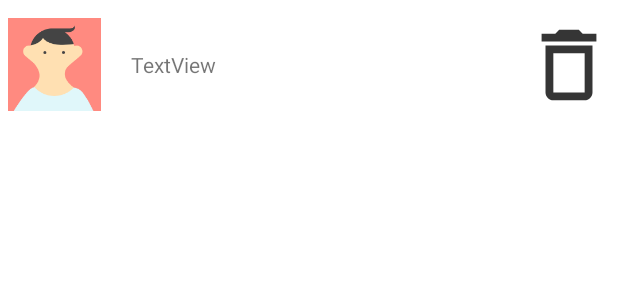
After one commit to VStalker23/HackerUApp, an Android app: the layout persons_layout.xml on its own in the app's theme, with its tools: preview values and no code run, on a phone screen of 412 x 824 dp. The commit adds this screen. Shown: the top 300 px of the screen. Run offline under Robolectric (Android 15) with nearby library versions, the phone set to English and light mode, and no system bars.

Commit message:
all files to git hw_lesson1-2

```diff
--- a/app/src/main/java/com/vladimirorlov/hackeruapp/Person.kt
+++ b/app/src/main/java/com/vladimirorlov/hackeruapp/Person.kt
@@ -1,4 +1,4 @@
 package com.vladimirorlov.hackeruapp
 
-class Person {
-}
+//data class Item(val name: String, val image: Int)
+data class Person(val name:String,val image:Int)
--- /dev/null
+++ b/app/src/main/res/drawable/avatar1_foreground.xml
@@ -0,0 +1,43 @@
+<!--
+  ~ Copyright 2015 Google Inc. All Rights Reserved.
+  ~
+  ~ Licensed under the Apache License, Version 2.0 (the "License");
+  ~ you may not use this file except in compliance with the License.
+  ~ You may obtain a copy of the License at
+  ~
+  ~      http://www.apache.org/licenses/LICENSE-2.0
+  ~
+  ~ Unless required by applicable law or agreed to in writing, software
+  ~ distributed under the License is distributed on an "AS IS" BASIS,
+  ~ WITHOUT WARRANTIES OR CONDITIONS OF ANY KIND, either express or implied.
+  ~ See the License for the specific language governing permissions and
+  ~ limitations under the License.
+  -->
+
+<vector xmlns:android="http://schemas.android.com/apk/res/android"
+    android:width="108dp"
+    android:height="108dp"
+    android:viewportWidth="108"
+    android:viewportHeight="108">
+    <group android:scaleX="0.84375"
+        android:scaleY="0.84375">
+        <path
+            android:fillColor="#FF8A80"
+            android:pathData="M0 0h128v128h-128z" />
+        <path
+            android:fillColor="#FFE0B2"
+            android:pathData="M36.3 94.8c6.4 7.3 16.2 12.1 27.3 12.4 10.7,-.3 20.3,-4.7 26.7,-11.6l.2.1c-17,-13.3,-12.9,-23.4,-8.5,-28.6 1.3,-1.2 2.8,-2.5 4.4,-3.9l13.1,-11c1.5,-1.2 2.6,-3 2.9,-5.1.6,-4.4,-2.5,-8.4,-6.9,-9.1,-1.5,-.2,-3 0,-4.3.6,-.3,-1.3,-.4,-2.7,-1.6,-3.5,-1.4,-.9,-2.8,-1.7,-4.2,-2.5,-7.1,-3.9,-14.9,-6.6,-23,-7.9,-5.4,-.9,-11,-1.2,-16.1.7,-3.3 1.2,-6.1 3.2,-8.7 5.6,-1.3 1.2,-2.5 2.4,-3.7 3.7l-1.8 1.9c-.3.3,-.5.6,-.8.8,-.1.1,-.2 0,-.4.2.1.2.1.5.1.6,-1,-.3,-2.1,-.4,-3.2,-.2,-4.4.6,-7.5 4.7,-6.9 9.1.3 2.1 1.3 3.8 2.8 5.1l11 9.3c1.8 1.5 3.3 3.8 4.6 5.7 1.5 2.3 2.8 4.9 3.5 7.6 1.7 6.8,-.8 13.4,-5.4 18.4,-.5.6,-1.1 1,-1.4 1.7,-.2.6,-.4 1.3,-.6 2,-.4 1.5,-.5 3.1,-.3 4.6.4 3.1 1.8 6.1 4.1 8.2 3.3 3 8 4 12.4 4.5 5.2.6 10.5.7 15.7.2 4.5,-.4 9.1,-1.2 13,-3.4 5.6,-3.1 9.6,-8.9 10.5,-15.2m-14.4,-49.8c.9 0 1.6.7 1.6 1.6 0 .9,-.7 1.6,-1.6 1.6,-.9 0,-1.6,-.7,-1.6,-1.6,-.1,-.9.7,-1.6 1.6,-1.6zm-25.7 0c.9 0 1.6.7 1.6 1.6 0 .9,-.7 1.6,-1.6 1.6,-.9 0,-1.6,-.7,-1.6,-1.6,-.1,-.9.7,-1.6 1.6,-1.6z" />
+        <path
+            android:fillColor="#E0F7FA"
+            android:pathData="M105.3 106.1c-.9,-1.3,-1.3,-1.9,-1.3,-1.9l-.2,-.3c-.6,-.9,-1.2,-1.7,-1.9,-2.4,-3.2,-3.5,-7.3,-5.4,-11.4,-5.7 0 0 .1 0 .1.1l-.2,-.1c-6.4 6.9,-16 11.3,-26.7 11.6,-11.2,-.3,-21.1,-5.1,-27.5,-12.6,-.1.2,-.2.4,-.2.5,-3.1.9,-6 2.7,-8.4 5.4l-.2.2s-.5.6,-1.5 1.7c-.9 1.1,-2.2 2.6,-3.7 4.5,-3.1 3.9,-7.2 9.5,-11.7 16.6,-.9 1.4,-1.7 2.8,-2.6 4.3h109.6c-3.4,-7.1,-6.5,-12.8,-8.9,-16.9,-1.5,-2.2,-2.6,-3.8,-3.3,-5z" />
+        <path
+            android:fillColor="#444"
+            android:pathData="M76.3,47.5 m-2.0, 0 a 2.0,2.0 0 1,1 4.0,0 a2.0,2.0 0 1,1 -4.0,0" />
+        <path
+            android:fillColor="#444"
+            android:pathData="M50.7,47.6 m-2.0, 0 a 2.0,2.0 0 1,1 4.0,0 a2.0,2.0 0 1,1 -4.0,0" />
+        <path
+            android:fillColor="#444"
+            android:pathData="M48.1 27.4c4.5 5.9 15.5 12.1 42.4 8.4,-2.2,-6.9,-6.8,-12.6,-12.6,-16.4 17.2 1.5 14.1,-9.4 14.1,-9.4,-1.4 5.5,-11.1 4.4,-11.1 4.4h-18.8c-1.7,-.1,-3.4 0,-5.2.3,-12.8 1.8,-22.6 11.1,-25.7 22.9 10.6,-1.9 15.3,-7.6 16.9,-10.2z" />
+    </group>
+</vector>
--- /dev/null
+++ b/app/src/main/res/drawable/delete_outline_foreground.xml
@@ -0,0 +1,16 @@
+<vector xmlns:android="http://schemas.android.com/apk/res/android"
+    android:width="108dp"
+    android:height="108dp"
+    android:viewportWidth="108"
+    android:viewportHeight="108"
+    android:tint="#353535">
+    <group android:scaleX="2.61"
+        android:scaleY="2.61"
+        android:translateX="22.68"
+        android:translateY="22.68">
+        <path
+            android:fillColor="@color/white"
+            android:pathData="M6,19c0,1.1 0.9,2 2,2h8c1.1,0 2,-0.9 2,-2L18,7L6,7v12zM8,9h8v10L8,19L8,9zM15.5,4l-1,-1h-5l-1,1L5,4v2h14L19,4z"
+            />
+    </group>
+</vector>
--- /dev/null
+++ b/app/src/main/res/layout/persons_layout.xml
@@ -0,0 +1,46 @@
+<?xml version="1.0" encoding="utf-8"?>
+<androidx.constraintlayout.widget.ConstraintLayout xmlns:android="http://schemas.android.com/apk/res/android"
+    xmlns:app="http://schemas.android.com/apk/res-auto"
+    xmlns:tools="http://schemas.android.com/tools"
+    android:layout_width="match_parent"
+    android:layout_height="wrap_content">
+
+    <LinearLayout
+        android:layout_width="match_parent"
+        android:layout_height="75dp"
+        android:layout_margin="5dp"
+        android:orientation="horizontal"
+        app:layout_constraintBottom_toBottomOf="parent"
+        app:layout_constraintEnd_toEndOf="parent"
+        app:layout_constraintHorizontal_bias="1.0"
+        app:layout_constraintStart_toStartOf="parent"
+        app:layout_constraintTop_toTopOf="parent"
+        app:layout_constraintVertical_bias="0.0"
+        app:layout_goneMarginRight="10dp">
+
+        <ImageView
+            android:id="@+id/person_image"
+            android:layout_width="9dp"
+            android:layout_height="wrap_content"
+            android:layout_weight="1"
+            android:src="@drawable/avatar1_foreground" />
+
+        <TextView
+            android:id="@+id/person_name"
+            android:layout_width="211dp"
+            android:layout_height="match_parent"
+            android:layout_marginLeft="20dp"
+            android:layout_weight="1"
+            android:gravity="center|fill_horizontal"
+            android:text="TextView" />
+
+        <ImageButton
+            android:id="@+id/remove_button"
+            android:layout_width="1dp"
+            android:layout_height="match_parent"
+            android:layout_weight="1"
+            android:background="#FFFFFF"
+            android:src="@drawable/delete_outline_foreground"
+            tools:ignore="SpeakableTextPresentCheck" />
+    </LinearLayout>
+</androidx.constraintlayout.widget.ConstraintLayout>
--- a/app/src/main/res/values/strings.xml
+++ b/app/src/main/res/values/strings.xml
@@ -1,3 +1,5 @@
 <resources>
     <string name="app_name">HackerUApp</string>
+    <string name="person_to_add" />
+    <string name="add" />
 </resources>
```
Also changed, not shown: app/src/main/java/com/vladimirorlov/hackeruapp/MainActivity.kt (+38 -12 lines), app/src/main/java/com/vladimirorlov/hackeruapp/PersonAdapter.kt (added, +41 -0 lines), app/src/main/res/drawable/avatar2_foreground.xml (added, +49 -0 lines), app/src/main/res/drawable/avatar3_foreground.xml (added, +49 -0 lines), app/src/main/res/drawable/delete_foreground.xml (added, +15 -0 lines), app/src/main/res/layout/activity_main.xml (+106 -23 lines).
